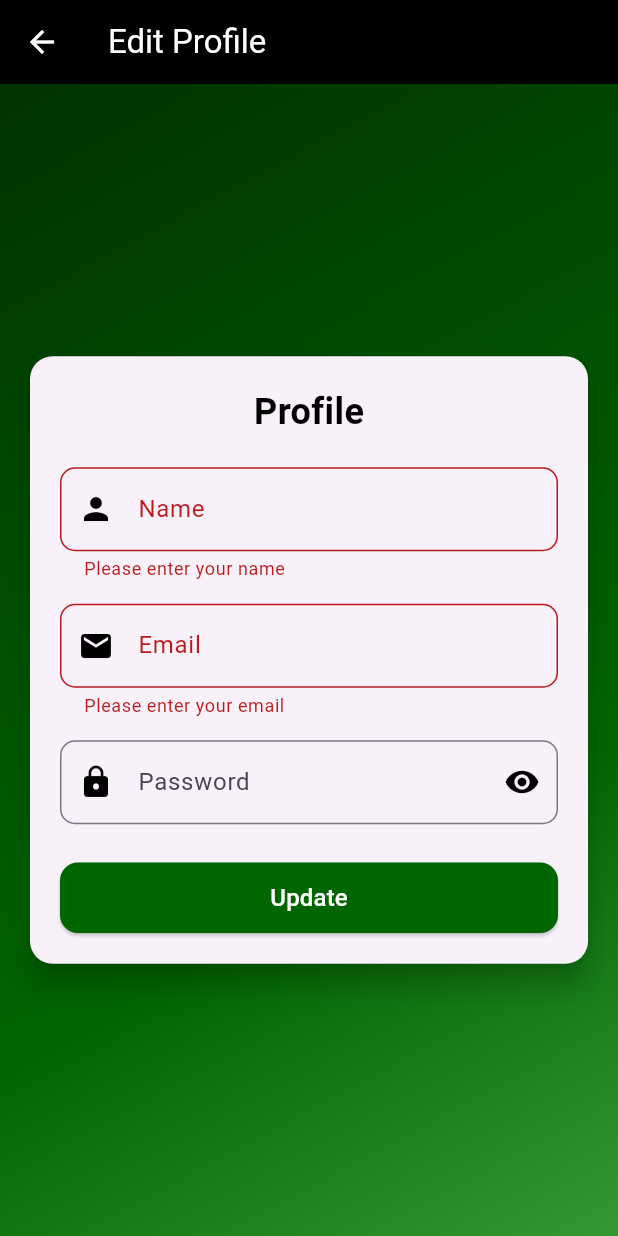
After one commit to zahir248/receiptlog, a Flutter app: the UpdateProfile screen opened directly, after a tap on "Update", on a phone screen of 412 x 824 dp. The commit adds this screen. Run offline on Flutter 3.47's test engine with Material 3 defaults, Android fonts, the phone set to English and light mode, and no system bars; our stand-ins replace fluttertoast, shared_preferences; accounts and stored records are empty; network calls fail.

Commit message:
add update profile function

```diff
--- a/lib/controllers/dashboard.dart
+++ b/lib/controllers/dashboard.dart
@@ -18,7 +18,7 @@ class DashboardController {
 
       // Send API request to fetch receipts
       final response = await http.get(
-        Uri.parse('http://192.168.0.3:8000/api/receipts/$userId'),
+        Uri.parse('http://192.168.0.42:8000/api/receipts/$userId'),
         headers: {'Accept': 'application/json'},
       );
 
--- a/lib/controllers/login.dart
+++ b/lib/controllers/login.dart
@@ -7,7 +7,7 @@ import 'package:shared_preferences/shared_preferences.dart';
 import '../views/dashboard.dart';
 
 class LoginController {
-  static const String apiUrl = "http://192.168.0.3:8000/api/login";
+  static const String apiUrl = "http://192.168.0.42:8000/api/login";
 
   static Future<void> login(String email, String password, BuildContext context) async {
     try {
@@ -28,6 +28,8 @@ class LoginController {
 
         if (data['status'] == 200) {
           String username = data['user']['name'];
+          String email = data['user']['email'];
+
           int userId = data['user']['id'];
 
           SharedPreferences prefs = await SharedPreferences.getInstance();
@@ -35,6 +37,7 @@ class LoginController {
           // Store user data in SharedPreferences
           await prefs.setInt('userId', userId);
           await prefs.setString('username', username);
+          await prefs.setString('email', email);
 
           // print("Debug: UserID stored in SharedPreferences: $userId");
 
--- a/lib/controllers/register.dart
+++ b/lib/controllers/register.dart
@@ -2,7 +2,7 @@ import 'package:http/http.dart' as http;
 import 'dart:convert';
 
 class RegisterController {
-  final String apiUrl = "http://192.168.0.3:8000/api/register";
+  final String apiUrl = "http://192.168.0.42:8000/api/register";
 
   Future<Map<String, dynamic>> registerUser({
     required String name,
--- a/lib/views/edit_receipt.dart
+++ b/lib/views/edit_receipt.dart
@@ -54,7 +54,7 @@ class _EditReceiptPageState extends State<EditReceiptPage> {
   }
 
   void _saveReceipt() async {
-    final url = Uri.parse('http://192.168.0.3:8000/api/receipts/${widget.receipt.id}');
+    final url = Uri.parse('http://192.168.0.42:8000/api/receipts/${widget.receipt.id}');
     final response = await http.put(
       url,
       headers: {
--- /dev/null
+++ b/lib/views/update_profile.dart
@@ -0,0 +1,279 @@
+import 'package:flutter/material.dart';
+import 'package:http/http.dart' as http;
+import 'dart:convert';
+import 'package:shared_preferences/shared_preferences.dart';
+import 'package:fluttertoast/fluttertoast.dart';
+
+import '../views/dashboard.dart';
+
+class UpdateProfile extends StatefulWidget {
+  @override
+  _UpdateProfileState createState() => _UpdateProfileState();
+}
+
+class _UpdateProfileState extends State<UpdateProfile> {
+  final GlobalKey<FormState> _formKey = GlobalKey<FormState>();
+  final TextEditingController _nameController = TextEditingController();
+  final TextEditingController _emailController = TextEditingController();
+  final TextEditingController _passwordController = TextEditingController();
+  bool _obscureText = true; // To toggle password visibility
+
+  @override
+  void initState() {
+    super.initState();
+    _loadProfileData(); // Load name and email when the widget initializes
+  }
+
+  Future<void> _loadProfileData() async {
+    SharedPreferences prefs = await SharedPreferences.getInstance();
+    setState(() {
+      _nameController.text = prefs.getString('username') ?? ''; // Load saved name
+      _emailController.text = prefs.getString('email') ?? ''; // Load saved email
+    });
+  }
+
+  Future<void> _updateProfile(String name, String email, String password) async {
+    final prefs = await SharedPreferences.getInstance();
+    final userId = prefs.getInt('userId'); // Get user ID from SharedPreferences
+
+    // Debugging: Print the data being sent
+    // print('User ID: $userId');
+    // print('Name: $name');
+    // print('Email: $email');
+    // print('Password: $password');
+
+    // Backend URL
+    final url = Uri.parse('http://192.168.0.42:8000/api/update-profile');
+
+    try {
+      final response = await http.post(
+        url,
+        headers: {
+          'Content-Type': 'application/json',
+        },
+        body: json.encode({
+          'id': userId,
+          'name': name,
+          'email': email,
+          'password': password.isNotEmpty ? password : null, // Only include password if not empty
+        }),
+      );
+
+      if (response.statusCode == 200) {
+        final data = json.decode(response.body);
+
+        // Display success message using FlutterToast
+        Fluttertoast.showToast(
+          msg: data['message'] ?? 'Profile updated successfully',
+          toastLength: Toast.LENGTH_SHORT,
+          gravity: ToastGravity.BOTTOM,
+          backgroundColor: Colors.green,
+          textColor: Colors.white,
+          fontSize: 16.0,
+        );
+
+        // Save updated name and email locally
+        await prefs.setString('username', name);
+        await prefs.setString('email', email);
+
+        // Navigate back to Dashboard
+        Navigator.pushReplacement(
+          context,
+          MaterialPageRoute(builder: (context) => DashboardPage()),
+        );
+      } else {
+        // Handle error response
+        final errorData = json.decode(response.body);
+
+        // Display error message using FlutterToast
+        Fluttertoast.showToast(
+          msg: errorData['message'] ?? 'Failed to update profile',
+          toastLength: Toast.LENGTH_SHORT,
+          gravity: ToastGravity.BOTTOM,
+          backgroundColor: Colors.red,
+          textColor: Colors.white,
+          fontSize: 16.0,
+        );
+      }
+    } catch (e) {
+      // Handle exception
+      Fluttertoast.showToast(
+        msg: 'Error: $e',
+        toastLength: Toast.LENGTH_SHORT,
+        gravity: ToastGravity.BOTTOM,
+        backgroundColor: Colors.red,
+        textColor: Colors.white,
+        fontSize: 16.0,
+      );
+    }
+  }
+
+  @override
+  Widget build(BuildContext context) {
+    return Scaffold(
+      appBar: AppBar(
+        title: const Text(
+          'Edit Profile',
+          style: TextStyle(color: Colors.white), // AppBar text color
+        ),
+        backgroundColor: Colors.black, // AppBar background color
+        elevation: 0,
+        leading: IconButton(
+          icon: const Icon(Icons.arrow_back, color: Colors.white), // Back button color
+          onPressed: () {
+            Navigator.pushReplacement(
+              context,
+              MaterialPageRoute(builder: (context) => DashboardPage()),
+            );
+          },
+        ),
+      ),
+      body: Container(
+        decoration: const BoxDecoration(
+          gradient: LinearGradient(
+            begin: Alignment.topLeft,
+            end: Alignment.bottomRight,
+            colors: [
+              Color(0xFF003300),
+              Color(0xFF004d00),
+              Color(0xFF006600),
+              Color(0xFF339933),
+            ],
+          ),
+        ),
+        child: Center(
+          child: SingleChildScrollView(
+            child: Card(
+              elevation: 8,
+              margin: const EdgeInsets.symmetric(horizontal: 20),
+              shape: RoundedRectangleBorder(
+                borderRadius: BorderRadius.circular(15),
+              ),
+              child: Padding(
+                padding: const EdgeInsets.all(20.0),
+                child: Form(
+                  key: _formKey,
+                  child: Column(
+                    mainAxisSize: MainAxisSize.min,
+                    children: [
+                      // Header Text
+                      const Text(
+                        'Profile',
+                        style: TextStyle(
+                          fontSize: 24,
+                          fontWeight: FontWeight.bold,
+                          color: Colors.black,
+                        ),
+                      ),
+                      const SizedBox(height: 20),
+
+                      // Name Field
+                      TextFormField(
+                        controller: _nameController,
+                        decoration: InputDecoration(
+                          labelText: 'Name',
+                          prefixIcon: const Icon(Icons.person, color: Colors.black),
+                          border: OutlineInputBorder(
+                            borderRadius: BorderRadius.circular(10),
+                          ),
+                        ),
+                        validator: (value) {
+                          if (value == null || value.isEmpty) {
+                            return 'Please enter your name';
+                          }
+                          return null;
+                        },
+                      ),
+                      const SizedBox(height: 15),
+
+                      // Email Field
+                      TextFormField(
+                        controller: _emailController,
+                        decoration: InputDecoration(
+                          labelText: 'Email',
+                          prefixIcon: const Icon(Icons.email, color: Colors.black),
+                          border: OutlineInputBorder(
+                            borderRadius: BorderRadius.circular(10),
+                          ),
+                        ),
+                        keyboardType: TextInputType.emailAddress,
+                        validator: (value) {
+                          if (value == null || value.isEmpty) {
+                            return 'Please enter your email';
+                          } else if (!RegExp(r'^[^@]+@[^@]+\.[^@]+').hasMatch(value)) {
+                            return 'Please enter a valid email address';
+                          }
+                          return null;
+                        },
+                      ),
+                      const SizedBox(height: 15),
+
+                      // Password Field with Visibility Icon
+                      TextFormField(
+                        controller: _passwordController,
+                        obscureText: _obscureText,
+                        decoration: InputDecoration(
+                          labelText: 'Password',
+                          prefixIcon: const Icon(Icons.lock, color: Colors.black),
+                          suffixIcon: IconButton(
+                            icon: Icon(
+                              _obscureText ? Icons.visibility : Icons.visibility_off,
+                              color: Colors.black,
+                            ),
+                            onPressed: () {
+                              setState(() {
+                                _obscureText = !_obscureText; // Toggle visibility
+                              });
+                            },
+                          ),
+                          border: OutlineInputBorder(
+                            borderRadius: BorderRadius.circular(10),
+                          ),
+                        ),
+                        validator: (value) {
+                          if (value != null && value.isNotEmpty && value.length < 6) {
+                            return 'Password must be at least 6 characters';
+                          }
+                          return null;
+                        },
+                      ),
+                      const SizedBox(height: 25),
+
+                      // Update Profile Button
+                      SizedBox(
+                        width: double.infinity,
+                        child: ElevatedButton(
+                          onPressed: () {
+                            if (_formKey.currentState!.validate()) {
+                              String name = _nameController.text;
+                              String email = _emailController.text;
+                              String password = _passwordController.text;
+
+                              _updateProfile(name, email, password);
+                            }
+                          },
+                          style: ElevatedButton.styleFrom(
+                            padding: const EdgeInsets.symmetric(vertical: 12.0),
+                            shape: RoundedRectangleBorder(
+                              borderRadius: BorderRadius.circular(12),
+                            ),
+                            primary: const Color(0xFF006600),
+                            onPrimary: Colors.white,
+                          ),
+                          child: const Text(
+                            'Update',
+                            style: TextStyle(fontSize: 16),
+                          ),
+                        ),
+                      ),
+                    ],
+                  ),
+                ),
+              ),
+            ),
+          ),
+        ),
+      ),
+    );
+  }
+}
--- a/lib/views/view_item.dart
+++ b/lib/views/view_item.dart
@@ -29,7 +29,7 @@ class _ViewItemsPageState extends State<ViewItemsPage> {
   Future<void> fetchReceiptItems() async {
     try {
       final response = await http.get(
-        Uri.parse('http://192.168.0.3:8000/api/receipt-items/${widget.receipt.id}'),
+        Uri.parse('http://192.168.0.42:8000/api/receipt-items/${widget.receipt.id}'),
       );
 
       if (response.statusCode == 200) {
@@ -54,7 +54,7 @@ class _ViewItemsPageState extends State<ViewItemsPage> {
   Future<void> _deleteItem(int receiptId, int itemId, String itemName) async {
     try {
       final response = await http.delete(
-        Uri.parse('http://192.168.0.3:8000/api/receipts/$receiptId/items/$itemId'), // Modified URL to include receiptId
+        Uri.parse('http://192.168.0.42:8000/api/receipts/$receiptId/items/$itemId'), // Modified URL to include receiptId
         headers: {
           'Content-Type': 'application/json',
         },
@@ -109,7 +109,7 @@ class _ViewItemsPageState extends State<ViewItemsPage> {
         'price': price,
       });
 
-      final url = 'http://192.168.0.3:8000/api/receipts/$receiptId/items/$itemId';
+      final url = 'http://192.168.0.42:8000/api/receipts/$receiptId/items/$itemId';
 
       final response = await http.put(
         Uri.parse(url),
```
Also changed, not shown: lib/views/dashboard.dart (+8 -3 lines).
